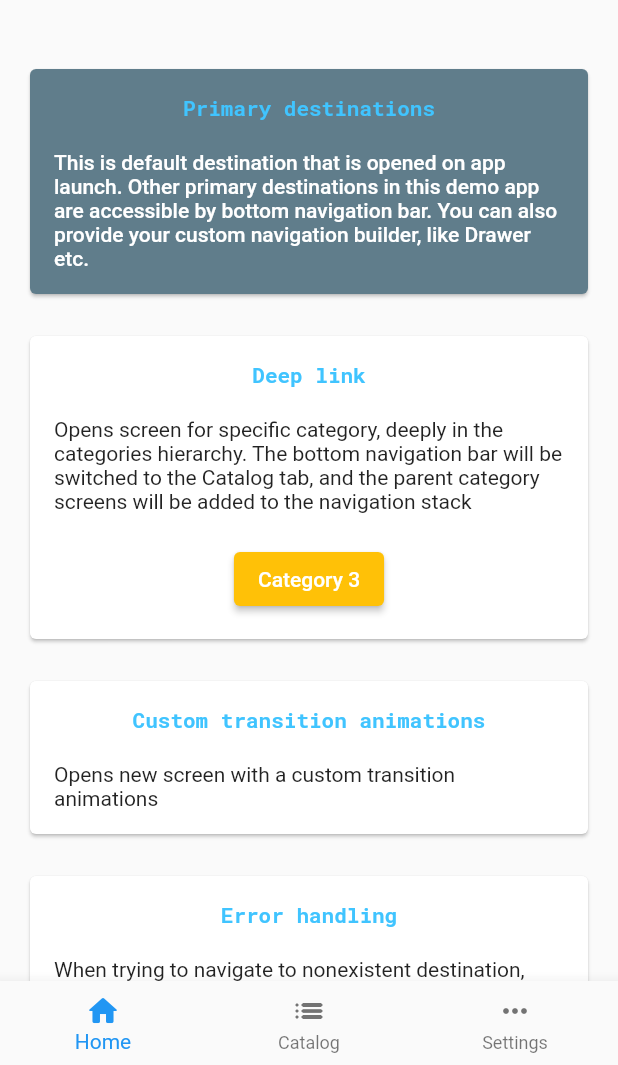
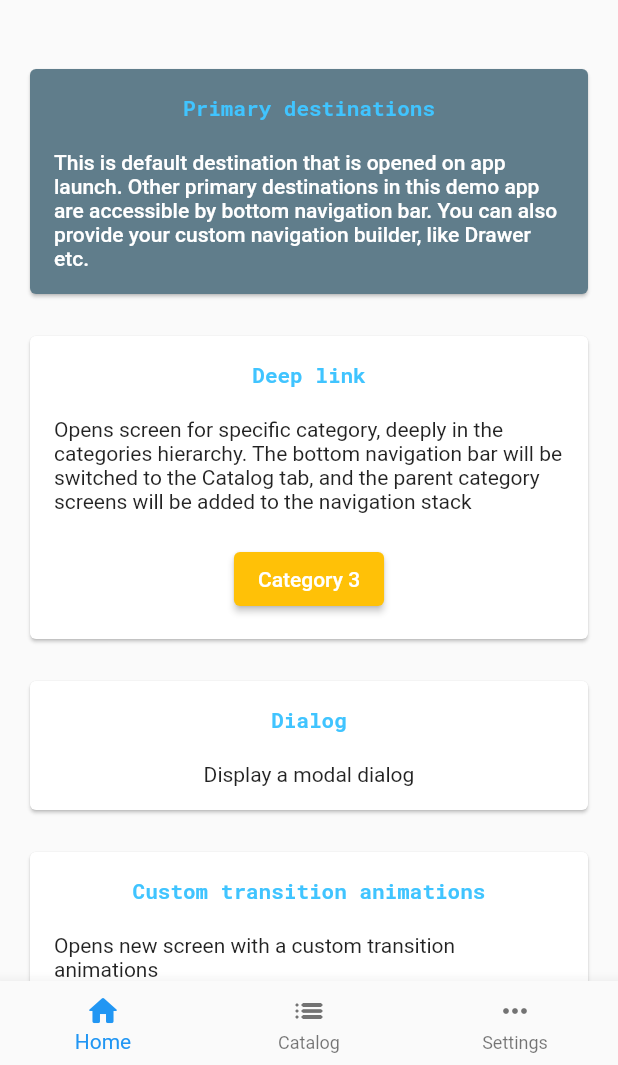
Before and after one commit to echedev/theseus-navigator, a Flutter app: the screen it shows after launch, on a phone screen of 412 x 824 dp, the part 171-1236 px from its top. Run offline on Flutter 3.47's test engine with Material 2 defaults, Android fonts, the phone set to English and light mode, and no system bars; our stand-ins replace google_fonts.

Commit message:
Support a configuration to display destination as a dialog

```diff
--- a/example/lib/home/home_navigator.dart
+++ b/example/lib/home/home_navigator.dart
@@ -1,11 +1,13 @@
 import 'package:theseus_navigator/theseus_navigator.dart';
 
+import 'home_dialog.dart';
 import 'home_screen.dart';
 
 final homeNavigator = NavigationController(
   destinations: [
     HomeDestinations.home1,
     HomeDestinations.home2,
+    HomeDestinations.dialog,
   ],
   tag: 'Home',
 );
@@ -13,11 +15,23 @@ final homeNavigator = NavigationController(
 class HomeDestinations {
   static final home1 = Destination(
     path: '/home1',
-    builder: (context, parameters) => const HomeScreen(title: 'Home 1', next: true,),
+    builder: (context, parameters) => const HomeScreen(
+      title: 'Home 1',
+      next: true,
+    ),
   );
 
   static final home2 = Destination(
     path: '/home2',
     builder: (context, parameters) => const HomeScreen(title: 'Home 2'),
   );
+
+  static final dialog = Destination(
+    path: '/dialog',
+    builder: (context, parameters) => const HomeDialog(
+      title: 'Dialog',
+      message: 'This destination is shown as a dialog.',
+    ),
+    configuration: DestinationConfiguration.dialog(),
+  );
 }
--- a/example/lib/home/home_screen.dart
+++ b/example/lib/home/home_screen.dart
@@ -33,7 +33,8 @@ class HomeScreen extends StatelessWidget {
             child: OutlinedButton(
               style: OutlinedButton.styleFrom(
                 primary: Theme.of(context).colorScheme.secondary,
-                side: BorderSide(width: 2.0, color: Theme.of(context).colorScheme.secondary),
+                side: BorderSide(
+                    width: 2.0, color: Theme.of(context).colorScheme.secondary),
               ),
               onPressed: _openPubDev,
               child: const Text('Open Theseus Navigator package in Pub.dev'),
@@ -62,6 +63,13 @@ class HomeScreen extends StatelessWidget {
                 child: const Text('Category 3')),
           ),
           InfoItem(
+            title: 'Dialog',
+            description: '''Display a modal dialog''',
+            onTap: () {
+              navigationScheme.goTo(HomeDestinations.dialog);
+            },
+          ),
+          InfoItem(
             title: 'Custom transition animations',
             description:
                 '''Opens new screen with a custom transition animations''',
@@ -86,7 +94,7 @@ class HomeScreen extends StatelessWidget {
             InfoItem(
               title: 'Navigate next screen',
               description:
-              '''Opens another screen in the same bottom navigation tab. New screen will be added to the local navigation stack.''',
+                  '''Opens another screen in the same bottom navigation tab. New screen will be added to the local navigation stack.''',
               child: ElevatedButton(
                   onPressed: () async {
                     navigationScheme.goTo(HomeDestinations.home2);
@@ -102,6 +110,7 @@ class HomeScreen extends StatelessWidget {
   }
 
   Future<void> _openPubDev() async {
-    if (!await launch('https://pub.dev/packages/theseus_navigator')) throw 'Could not launch url';
+    if (!await launch('https://pub.dev/packages/theseus_navigator'))
+      throw 'Could not launch url';
   }
 }
--- a/lib/src/destination.dart
+++ b/lib/src/destination.dart
@@ -233,7 +233,7 @@ class Destination<T extends DestinationParameters> {
 /// the destination.
 ///
 /// There are convenient factory constructors of commonly used configurations.
-/// [defaultMaterial] - pushes the destination to the navigation stack with standard material animations.
+/// [material] - pushes the destination to the navigation stack with standard material animations.
 /// [quiet] - replace the previous destination with the current one without animations.
 ///
 /// See also:
@@ -260,6 +260,11 @@ class DestinationConfiguration {
   ///
   const factory DestinationConfiguration.material() =
       _DefaultDestinationConfiguration;
+
+  /// Creates a configuration that displays a destination as a modal dialog.
+  ///
+  const factory DestinationConfiguration.dialog() =
+      _DialogDestinationConfiguration;
 
   /// Creates a configuration that replaces the current destination with a new one
   /// with no animations.
@@ -324,6 +329,14 @@ class _DefaultDestinationConfiguration extends DestinationConfiguration {
         );
 }
 
+class _DialogDestinationConfiguration extends DestinationConfiguration {
+  const _DialogDestinationConfiguration()
+      : super(
+          action: DestinationAction.push,
+          transition: DestinationTransition.materialDialog,
+        );
+}
+
 class _QuietDestinationConfiguration extends DestinationConfiguration {
   const _QuietDestinationConfiguration()
       : super(
@@ -355,6 +368,10 @@ enum DestinationTransition {
   /// Standard Material animations.
   ///
   material,
+
+  /// Destination appears as a dialog with Material transitions and modal barrier.
+  ///
+  materialDialog,
 
   /// Custom animations.
   ///
```
Also changed, not shown: example/lib/home/home_dialog.dart (added, +31 -0 lines), lib/src/widgets/navigator_builder.dart (+7 -0 lines), example/pubspec.lock, 2 other files.
